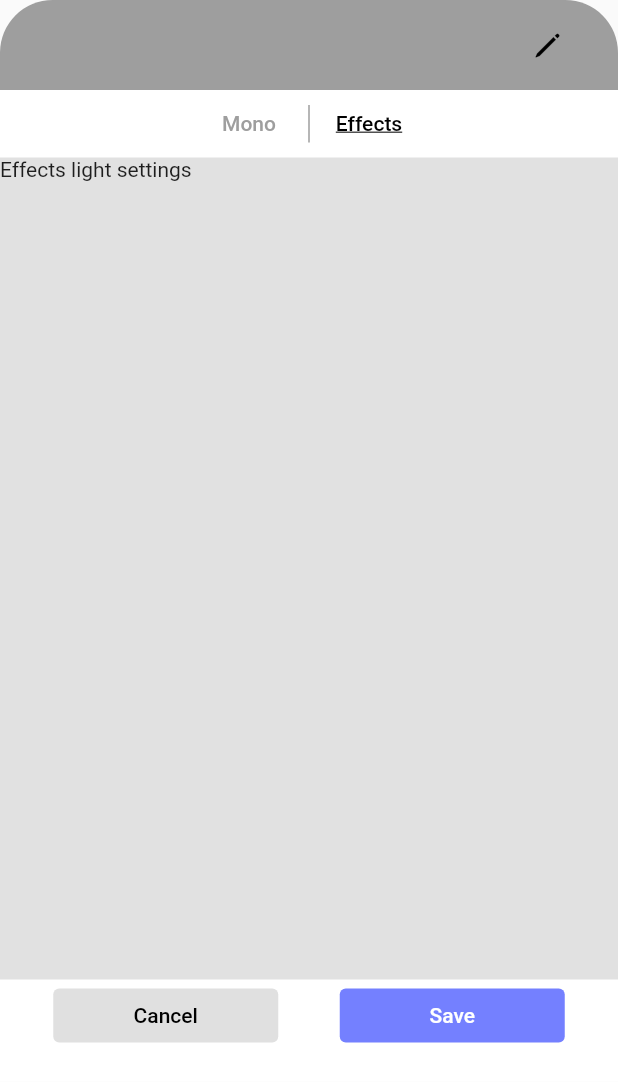
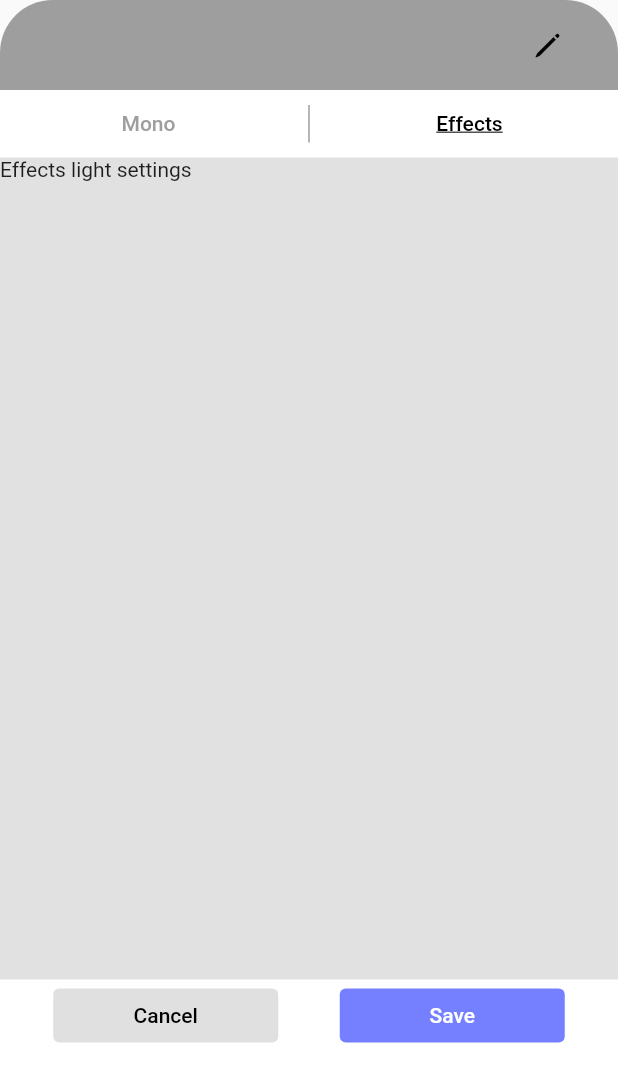
Before and after one commit to Light-Master/LightMaster, a Flutter app: the LightSettingsSheet widget shown alone on an empty page, opened directly with empty values, after a tap on "Effects", on a phone screen of 412 x 824 dp. Shown: the top 1082 px of the screen. Run offline on Flutter 3.47's test engine with Material 2 defaults, Android fonts, the phone set to English and light mode, and no system bars; our stand-ins replace flutter_colorpicker.

Commit message:
outsource LightSettingsSheetNavigation into its own widget

```diff
--- a/light_master_app/lib/widgets/light_settings_sheet.dart
+++ b/light_master_app/lib/widgets/light_settings_sheet.dart
@@ -2,6 +2,7 @@ import 'package:flutter/material.dart';
 import 'package:light_master_app/core/models/light.dart';
 import 'package:light_master_app/core/models/light_source.dart';
 import 'package:light_master_app/widgets/light_settings_sheet_footer.dart';
+import 'package:light_master_app/widgets/light_settings_sheet_navigation.dart';
 import 'package:provider/provider.dart';
 
 import 'effects_light_settings.dart';
@@ -17,34 +18,30 @@ class LightSettingsSheet extends StatefulWidget {
   State<StatefulWidget> createState() => _LightSettingsSheetState();
 }
 
-enum _LightSourceMode { mono_colour, effect_coloring }
+enum LightSourceMode { mono_colour, effect_coloring }
 
 class _LightSettingsSheetState extends State<LightSettingsSheet> {
-  final selectedTabStyle =
-      TextStyle(color: Colors.black, decoration: TextDecoration.underline);
-  final unselectedTabStyle = TextStyle(color: Colors.grey);
-
   bool initialBuild = true;
-  _LightSourceMode mode;
+  LightSourceMode mode;
 
   @override
   Widget build(BuildContext context) {
     if (initialBuild) {
       if (this.widget.lightSource.light == null ||
           this.widget.lightSource.light is SolidLight) {
-        mode = _LightSourceMode.mono_colour;
+        mode = LightSourceMode.mono_colour;
       } else {
-        mode = _LightSourceMode.effect_coloring;
+        mode = LightSourceMode.effect_coloring;
       }
       initialBuild = false;
     }
 
     Widget settingsWidget;
     switch (mode) {
-      case _LightSourceMode.mono_colour:
+      case LightSourceMode.mono_colour:
         settingsWidget = MonoLightSettings();
         break;
-      case _LightSourceMode.effect_coloring:
+      case LightSourceMode.effect_coloring:
         settingsWidget = EffectsLightSettings();
         break;
     }
@@ -64,34 +61,11 @@ class _LightSettingsSheetState extends State<LightSettingsSheet> {
                         topRight: const Radius.circular(35))),
                 child: new Column(children: [
                   LightSettingsSheetHeader(),
-                  Container(
-                      height: 35,
-                      child: Row(
-                          mainAxisSize: MainAxisSize.min,
-                          mainAxisAlignment: MainAxisAlignment.spaceBetween,
-                          children: [
-                            TextButton(
-                                onPressed: () => setState(
-                                    () => mode = _LightSourceMode.mono_colour),
-                                child: Text("Mono",
-                                    style: mode == _LightSourceMode.mono_colour
-                                        ? selectedTabStyle
-                                        : unselectedTabStyle)),
-                            Container(
-                                margin: EdgeInsets.only(top: 5, bottom: 5),
-                                child: VerticalDivider(
-                                  thickness: 1,
-                                  color: Colors.grey,
-                                )),
-                            TextButton(
-                                onPressed: () => setState(() =>
-                                    mode = _LightSourceMode.effect_coloring),
-                                child: Text("Effects",
-                                    style:
-                                        mode == _LightSourceMode.effect_coloring
-                                            ? selectedTabStyle
-                                            : unselectedTabStyle))
-                          ])),
+                  LightSettingsSheetNavigation(
+                      this.mode,
+                      () => setState(() => mode = LightSourceMode.mono_colour),
+                      () => setState(
+                          () => mode = LightSourceMode.effect_coloring)),
                   Expanded(
                       child: Row(
                           crossAxisAlignment: CrossAxisAlignment.stretch,
--- /dev/null
+++ b/light_master_app/lib/widgets/light_settings_sheet_navigation.dart
@@ -0,0 +1,51 @@
+import 'package:flutter/material.dart';
+
+import 'light_settings_sheet.dart';
+
+class LightSettingsSheetNavigation extends StatelessWidget {
+  final LightSourceMode mode;
+  final VoidCallback onMonoButtonPressed;
+  final VoidCallback onEffectButtonPressed;
+
+  LightSettingsSheetNavigation(
+      this.mode, this.onMonoButtonPressed, this.onEffectButtonPressed);
+
+  @override
+  Widget build(BuildContext context) {
+    final double buttonWidth = 150;
+    final selectedTabStyle =
+        TextStyle(color: Colors.black, decoration: TextDecoration.underline);
+    final unselectedTabStyle = TextStyle(color: Colors.grey);
+
+    return Container(
+        height: 35,
+        child: Row(
+            mainAxisSize: MainAxisSize.max,
+            mainAxisAlignment: MainAxisAlignment.spaceEvenly,
+            children: [
+              Container(
+                width: buttonWidth,
+                child: TextButton(
+                    onPressed: onMonoButtonPressed,
+                    child: Text("Mono",
+                        style: mode == LightSourceMode.mono_colour
+                            ? selectedTabStyle
+                            : unselectedTabStyle)),
+              ),
+              Container(
+                  margin: EdgeInsets.only(top: 5, bottom: 5),
+                  child: VerticalDivider(
+                    thickness: 1,
+                    color: Colors.grey,
+                  )),
+              Container(
+                  width: buttonWidth,
+                  child: TextButton(
+                      onPressed: onEffectButtonPressed,
+                      child: Text("Effects",
+                          style: mode == LightSourceMode.effect_coloring
+                              ? selectedTabStyle
+                              : unselectedTabStyle)))
+            ]));
+  }
+}
--- a/light_master_app/pubspec.yaml
+++ b/light_master_app/pubspec.yaml
@@ -29,7 +29,7 @@ dependencies:
 
   # The following adds the Cupertino Icons font to your application.
   # Use with the CupertinoIcons class for iOS style icons.
-  cupertino_icons: ^1.0.2
+  cupertino_icons: ^1.0.3
 
   flutter_colorpicker: ^0.4.0
 
```
